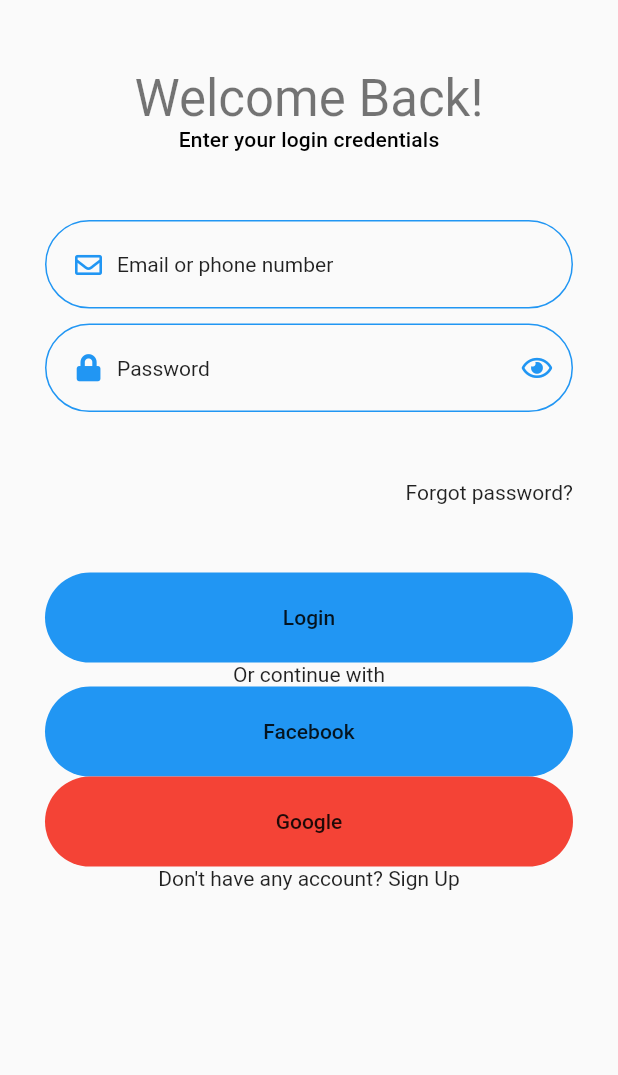
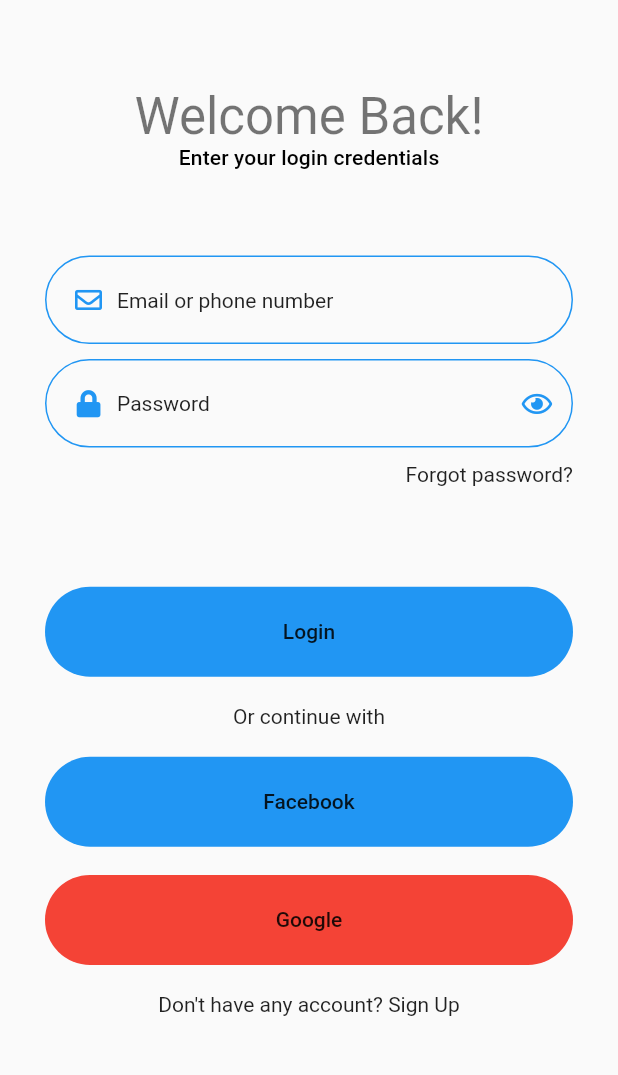
Before and after one commit to gitananun/barter-app, a Flutter app: the LoginScreen screen opened directly, on a phone screen of 412 x 824 dp, the part 160-1235 px from its top. Run offline on Flutter 3.47's test engine with Material 2 defaults, Android fonts, the phone set to English and light mode, and no system bars; our stand-ins replace device_preview, flutter_svg, font_awesome_flutter.

Commit message:
Login Finished

```diff
--- a/lib/app/router.dart
+++ b/lib/app/router.dart
@@ -5,15 +5,17 @@
 
 @immutable
 class CustomRouter {
+  static Route<dynamic> _returnScreen(Widget screen) => MaterialPageRoute(builder: (_) => screen);
+
   static Route<dynamic> generateRoutes(RouteSettings settings) {
     // final dynamic _args = settings.arguments;
     switch (settings.name) {
       case '/onboarding':
-        return MaterialPageRoute(builder: (_) => OnBoardingScreen());
+        return _returnScreen(OnBoardingScreen());
       case '/login':
-        return MaterialPageRoute(builder: (_) => LoginScreen());
+        return _returnScreen(LoginScreen());
       case '/':
-        return MaterialPageRoute(builder: (_) => HomeScreen());
+        return _returnScreen(HomeScreen());
       default:
         return null;
     }
--- /dev/null
+++ b/lib/ui/screens/auth/login/_sections/login_buttons_list.dart
@@ -0,0 +1,29 @@
+import 'package:barter/ui/shared_widgets/custom_flat_button.dart';
+import 'package:flutter/material.dart';
+
+class LoginButtonsList extends StatelessWidget {
+  const LoginButtonsList({Key key}) : super(key: key);
+
+  @override
+  Widget build(BuildContext context) {
+    return LayoutBuilder(
+      builder: (BuildContext context, BoxConstraints viewportConstraints) => SingleChildScrollView(
+        physics: BouncingScrollPhysics(),
+        child: ConstrainedBox(
+          constraints: BoxConstraints(minHeight: viewportConstraints.maxHeight),
+          child: Column(
+            mainAxisSize: MainAxisSize.min,
+            mainAxisAlignment: MainAxisAlignment.spaceAround,
+            children: <Widget>[
+              CustomFlatButton(primary: true, text: 'Login', minWidth: double.infinity),
+              Text('Or continue with'),
+              CustomFlatButton(text: 'Facebook', minWidth: double.infinity, color: Colors.blue),
+              CustomFlatButton(text: 'Google', minWidth: double.infinity, color: Colors.red),
+              Text('Don\'t have any account? Sign Up')
+            ],
+          ),
+        ),
+      ),
+    );
+  }
+}
--- a/lib/ui/screens/auth/login/_sections/login_form.dart
+++ b/lib/ui/screens/auth/login/_sections/login_form.dart
@@ -22,13 +22,13 @@
   Widget build(BuildContext context) {
     return Form(
       key: _formKey,
-      child: Column(
+      child: Wrap(
+        runSpacing: FormStyle.spacingBtwInputs,
         children: [
           CustomTextFormField(
             hintText: 'Email or phone number',
             prefixIcon: FontAwesomeIcons.envelope,
           ),
-          FormStyle.spacingBtwInputs,
           CustomTextFormField(
             hintText: 'Password',
             prefixIcon: FontAwesomeIcons.lock,
--- /dev/null
+++ b/lib/ui/screens/auth/login/_sections/login_form_with_heading.dart
@@ -0,0 +1,30 @@
+import 'package:barter/ui/screens/auth/_shared_widgets/auth_form_heading.dart';
+import 'package:barter/ui/screens/auth/login/_sections/login_form.dart';
+import 'package:barter/ui/ui_helper.dart';
+import 'package:flutter/material.dart';
+
+class LoginFormWithHeading extends StatelessWidget {
+  const LoginFormWithHeading({Key key}) : super(key: key);
+
+  final Map<String, String> _headingInfo = const {
+    'title': 'Welcome Back!',
+    'subtitle': 'Enter your login credentials',
+  };
+
+  @override
+  Widget build(BuildContext context) {
+    return Column(
+      mainAxisAlignment: MainAxisAlignment.spaceEvenly,
+      children: [
+        AuthFormHeading(title: _headingInfo['title'], subtitle: _headingInfo['subtitle']),
+        Wrap(
+          runSpacing: FormStyle.spacingBtwInputs,
+          children: [
+            LoginForm(),
+            Align(child: Text('Forgot password?'), alignment: Alignment.centerRight),
+          ],
+        )
+      ],
+    );
+  }
+}
--- a/lib/ui/screens/auth/login/layout/login_layout.dart
+++ b/lib/ui/screens/auth/login/layout/login_layout.dart
@@ -22,7 +22,7 @@
         children: [
           Expanded(flex: 1, child: section1),
           Expanded(flex: 5, child: section2),
-          Expanded(flex: 4, child: SingleChildScrollView(child: section3)),
+          Expanded(flex: 4, child: section3),
         ],
       ),
     );
--- a/lib/ui/screens/auth/login/login.dart
+++ b/lib/ui/screens/auth/login/login.dart
@@ -1,8 +1,7 @@
-import 'package:barter/ui/screens/auth/_shared_widgets/auth_form_heading.dart';
-import 'package:barter/ui/screens/auth/login/_sections/login_form.dart';
+import 'package:barter/ui/screens/auth/login/_sections/login_buttons_list.dart';
+import 'package:barter/ui/screens/auth/login/_sections/login_form_with_heading.dart';
 import 'package:barter/ui/screens/auth/login/layout/login_layout.dart';
 import 'package:barter/ui/shared_widgets/barter_logo.dart';
-import 'package:barter/ui/shared_widgets/custom_flat_button.dart';
 import 'package:flutter/material.dart';
 
 class LoginScreen extends StatefulWidget {
@@ -12,11 +11,6 @@
   _LoginScreenState createState() => _LoginScreenState();
 }
 
-final Map<String, String> _headingInfo = {
-  'title': 'Welcome Back!',
-  'subtitle': 'Enter your login credentials',
-};
-
 class _LoginScreenState extends State<LoginScreen> {
   @override
   Widget build(BuildContext context) {
@@ -25,34 +19,9 @@
       resizeToAvoidBottomPadding: false,
       body: LoginLayout(
         section1: BarterLogo(),
-        section2: _LoginFormWithHeading(),
-        section3: Column(
-          mainAxisAlignment: MainAxisAlignment.spaceEvenly,
-          children: [
-            CustomFlatButton(primary: true, text: 'Login', minWidth: double.infinity),
-            Text('Or continue with'),
-            CustomFlatButton(text: 'Facebook', minWidth: double.infinity, color: Colors.blue),
-            CustomFlatButton(text: 'Google', minWidth: double.infinity, color: Colors.red),
-            Text('Don\'t have any account? Sign Up')
-          ],
-        ),
+        section2: LoginFormWithHeading(),
+        section3: LoginButtonsList(),
       ),
     );
   }
 }
-
-class _LoginFormWithHeading extends StatelessWidget {
-  const _LoginFormWithHeading({Key key}) : super(key: key);
-
-  @override
-  Widget build(BuildContext context) {
-    return Column(
-      mainAxisAlignment: MainAxisAlignment.spaceEvenly,
-      children: [
-        AuthFormHeading(title: _headingInfo['title'], subtitle: _headingInfo['subtitle']),
-        LoginForm(),
-        Align(child: Text('Forgot password?'), alignment: Alignment.centerRight)
-      ],
-    );
-  }
-}
--- a/lib/ui/ui_helper.dart
+++ b/lib/ui/ui_helper.dart
@@ -9,7 +9,7 @@
 
 class FormStyle {
   static const EdgeInsets contentPadding = const EdgeInsets.symmetric(horizontal: 10, vertical: 20);
-  static const Widget spacingBtwInputs = const SizedBox(height: 10);
+  static const double spacingBtwInputs = 10;
   static InputBorder inputBorder({double borderRadius = 30, Color color}) => OutlineInputBorder(
         borderRadius: BorderRadius.circular(borderRadius),
         borderSide: BorderSide(width: 1, color: color ?? Colors.black),
```
